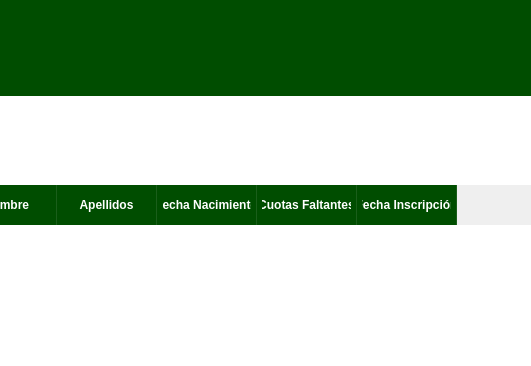
Above: vistas/socios.ui from MiguelGarcia29/RefugioAnimal-OR before the change; both pictures show x 152 to 683 and y 0 to 366 of the 1350 by 863 pixel window. Below: the same form after it.
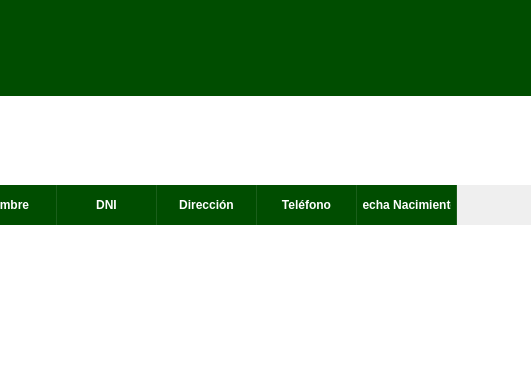
That is the form after the change. Icons and pictures are not drawn.

Commit message: Tabla Socios en la interfaz

Diff of the .ui file:
```diff
--- a/vistas/socios.ui
+++ b/vistas/socios.ui
@@ -237,7 +237,17 @@
                </column>
                <column>
                 <property name="text">
-                 <string>Apellidos</string>
+                 <string>DNI</string>
+                </property>
+               </column>
+               <column>
+                <property name="text">
+                 <string>Dirección</string>
+                </property>
+               </column>
+               <column>
+                <property name="text">
+                 <string>Teléfono</string>
                 </property>
                </column>
                <column>
@@ -245,16 +255,6 @@
                  <string>Fecha Nacimiento</string>
                 </property>
                </column>
-               <column>
-                <property name="text">
-                 <string>Cuotas Faltantes</string>
-                </property>
-               </column>
-               <column>
-                <property name="text">
-                 <string>Fecha Inscripción</string>
-                </property>
-               </column>
               </widget>
              </item>
             </layout>
```
The commit also changes 2 other files.
